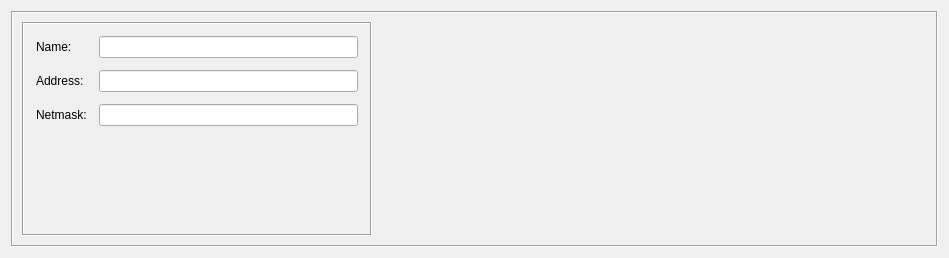
First picture: the form in src/libgui/networkdialog_q.ui, repository fwbuilder/fwbuilder, before the edit.
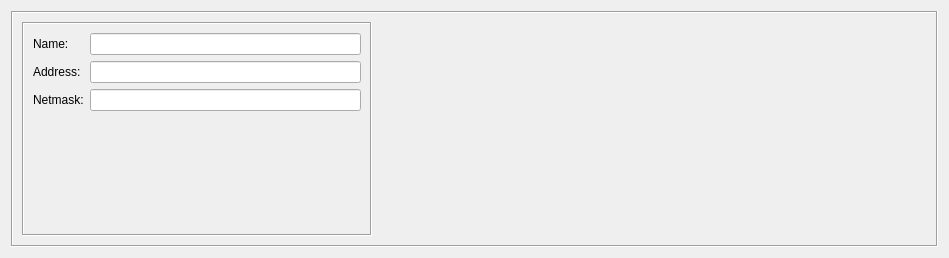
Second picture: the form after the edit. Custom widgets are drawn as their Qt base class.

Commit message: see #2536 avoiding FormLayout since it seems to be broken in older Qt

Patch:
```diff
--- a/src/libgui/networkdialog_q.ui
+++ b/src/libgui/networkdialog_q.ui
@@ -64,16 +64,7 @@
         <property name="frameShadow">
          <enum>QFrame::Sunken</enum>
         </property>
-        <layout class="QFormLayout" name="formLayout">
-         <property name="horizontalSpacing">
-          <number>12</number>
-         </property>
-         <property name="verticalSpacing">
-          <number>12</number>
-         </property>
-         <property name="margin">
-          <number>12</number>
-         </property>
+        <layout class="QGridLayout" name="gridLayout_2">
          <item row="0" column="0">
           <widget class="QLabel" name="textLabel1">
            <property name="text">
@@ -140,6 +131,19 @@
            </property>
           </widget>
          </item>
+         <item row="3" column="1">
+          <spacer name="verticalSpacer">
+           <property name="orientation">
+            <enum>Qt::Vertical</enum>
+           </property>
+           <property name="sizeHint" stdset="0">
+            <size>
+             <width>20</width>
+             <height>113</height>
+            </size>
+           </property>
+          </spacer>
+         </item>
         </layout>
        </widget>
       </item>
```
The commit also changes 19 other files.
